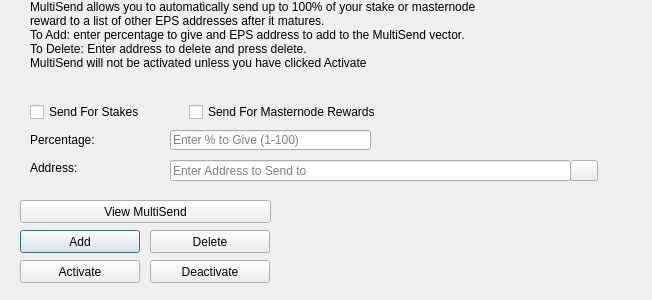
First picture: the form in src/qt/forms/multisenddialog.ui, repository magocoin/magocoin2, before the edit.
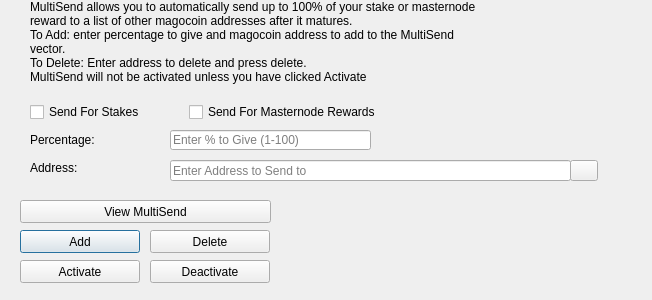
Second picture: the form after the edit. Icons and pictures are not drawn.

What changed in the file:
```diff
--- a/src/qt/forms/multisenddialog.ui
+++ b/src/qt/forms/multisenddialog.ui
@@ -61,8 +61,8 @@
     <number>1</number>
    </property>
    <property name="text">
-    <string>MultiSend allows you to automatically send up to 100% of your stake or masternode reward to a list of other EPS addresses after it matures.
-To Add: enter percentage to give and EPS address to add to the MultiSend vector.
+    <string>MultiSend allows you to automatically send up to 100% of your stake or masternode reward to a list of other magocoin addresses after it matures.
+To Add: enter percentage to give and magocoin address to add to the MultiSend vector.
 To Delete: Enter address to delete and press delete.
 MultiSend will not be activated unless you have clicked Activate</string>
    </property>
```
Left out of the diff: 4 changed lines with no effect on the pictures.
